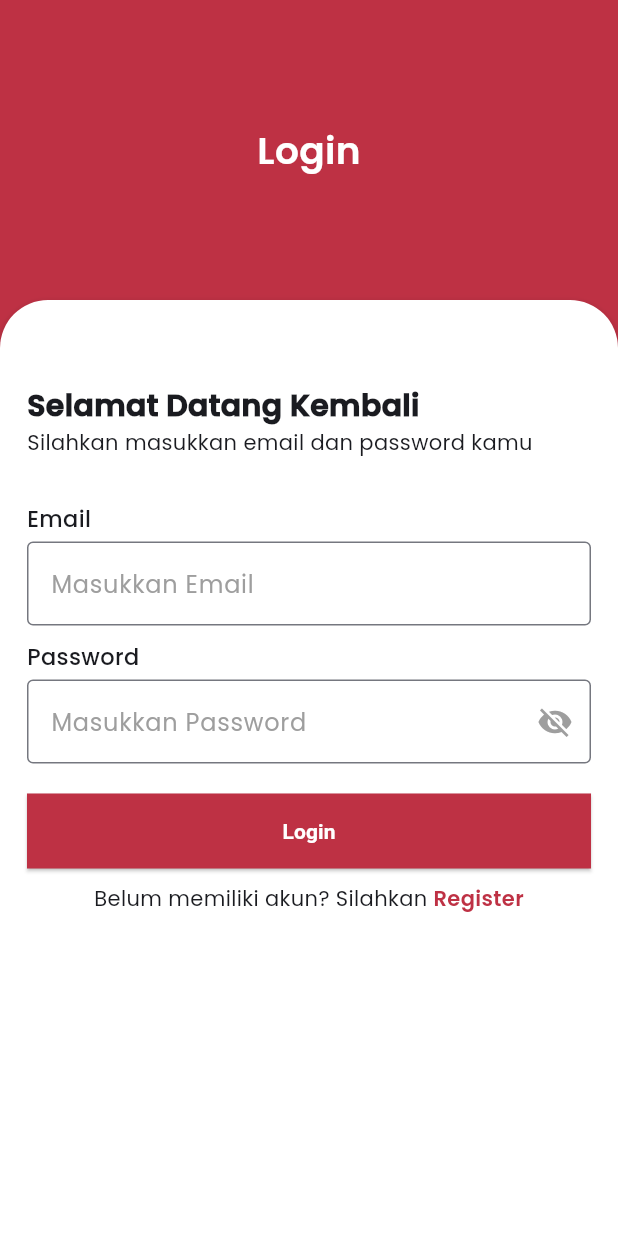
After one commit to adella-kitchen/adella-mobile, a Flutter app: the screen it shows after launch, on a phone screen of 412 x 824 dp. The commit adds this screen. Run offline on Flutter 3.47's test engine with Material 3 defaults, Android fonts, the phone set to English and light mode, and no system bars.

Commit message:
update login component

```diff
--- a/lib/components/login_component.dart
+++ b/lib/components/login_component.dart
@@ -131,7 +131,9 @@ class _FormLoginState extends State<FormLogin> {
 }
 
 class header extends StatelessWidget {
-  const header({super.key});
+  final String judul;
+
+  const header({super.key, required this.judul});
 
   @override
   Widget build(BuildContext context) {
@@ -141,10 +143,10 @@ class header extends StatelessWidget {
           Container(
             height: 200,
             color: myColors().primaryColor,
-            child: const Center(
+            child: Center(
               child: Text(
-                'Login',
-                style: TextStyle(
+                judul,
+                style: const TextStyle(
                     color: Colors.white,
                     fontWeight: FontWeight.w700,
                     fontSize: 25),
@@ -157,8 +159,8 @@ class header extends StatelessWidget {
   }
 }
 
-class footer extends StatelessWidget {
-  const footer({super.key});
+class footerLogin extends StatelessWidget {
+  const footerLogin({super.key});
 
   @override
   Widget build(BuildContext context) {
@@ -168,10 +170,10 @@ class footer extends StatelessWidget {
         const Text('Belum memiliki akun? Silahkan '),
         GestureDetector(
           onTap: () {
-            print('Text daftar di klik');
+            Navigator.pushReplacementNamed(context, '/register');
           },
           child: Text(
-            'Daftar',
+            'Register',
             style: TextStyle(
                 color: myColors().primaryColor, fontWeight: FontWeight.bold),
           ),
--- /dev/null
+++ b/lib/layout/card_container_login.dart
@@ -0,0 +1,42 @@
+import 'package:flutter/material.dart';
+
+class CardCotainer extends StatelessWidget {
+  final Widget mainContent;
+  final String judul;
+
+  const CardCotainer(
+      {super.key, required this.mainContent, required this.judul});
+
+  @override
+  Widget build(BuildContext context) {
+    return Card(
+      margin: EdgeInsets.zero,
+      elevation: 4,
+      shape: const RoundedRectangleBorder(
+          borderRadius: BorderRadius.only(
+        topLeft: Radius.circular(32),
+        topRight: Radius.circular(32),
+      )),
+      color: Colors.white,
+      child: Padding(
+        padding: const EdgeInsets.symmetric(horizontal: 18, vertical: 16),
+        child: SingleChildScrollView(
+          child: Column(
+            crossAxisAlignment: CrossAxisAlignment.start,
+            children: [
+              Container(
+                margin: const EdgeInsets.only(top: 40),
+                child: Text(
+                  judul,
+                  style: const TextStyle(
+                      fontWeight: FontWeight.w900, fontSize: 20),
+                ),
+              ),
+              mainContent
+            ],
+          ),
+        ),
+      ),
+    );
+  }
+}
--- a/lib/view/login.dart
+++ b/lib/view/login.dart
@@ -1,4 +1,5 @@
 import 'package:adella_kitchen/components/login_component.dart';
+import 'package:adella_kitchen/layout/card_container_login.dart';
 import 'package:adella_kitchen/theme/myColors.dart';
 import 'package:flutter/material.dart';
 
@@ -16,9 +17,12 @@ class _LoginState extends State<Login> {
       backgroundColor: myColors().primaryColor,
       body: const Column(
         children: [
-          header(),
+          header(judul: 'Login'),
           Expanded(
-            child: cardContainer(),
+            child: CardCotainer(
+              mainContent: MainContent(),
+              judul: 'Selamat Datang Kembali',
+            ),
           ),
         ],
       ),
@@ -26,44 +30,8 @@ class _LoginState extends State<Login> {
   }
 }
 
-class cardContainer extends StatelessWidget {
-  const cardContainer({super.key});
-
-  @override
-  Widget build(BuildContext context) {
-    return Card(
-      margin: EdgeInsets.zero,
-      elevation: 4,
-      shape: const RoundedRectangleBorder(
-          borderRadius: BorderRadius.only(
-        topLeft: Radius.circular(32),
-        topRight: Radius.circular(32),
-      )),
-      color: Colors.white,
-      child: Padding(
-        padding: const EdgeInsets.symmetric(horizontal: 18, vertical: 16),
-        child: SingleChildScrollView(
-          child: Column(
-            crossAxisAlignment: CrossAxisAlignment.start,
-            children: [
-              Container(
-                margin: const EdgeInsets.only(top: 40),
-                child: const Text(
-                  'Selamat Datang Kembali',
-                  style: TextStyle(fontWeight: FontWeight.w900, fontSize: 20),
-                ),
-              ),
-              const mainContent(),
-            ],
-          ),
-        ),
-      ),
-    );
-  }
-}
-
-class mainContent extends StatelessWidget {
-  const mainContent({super.key});
+class MainContent extends StatelessWidget {
+  const MainContent({super.key});
   @override
   Widget build(BuildContext context) {
     return Container(
@@ -79,7 +47,8 @@ class mainContent extends StatelessWidget {
           ),
           const FormLogin(),
           Container(
-              margin: const EdgeInsets.only(top: 10), child: const footer())
+              margin: const EdgeInsets.only(top: 10),
+              child: const footerLogin())
         ],
       ),
     );
```
